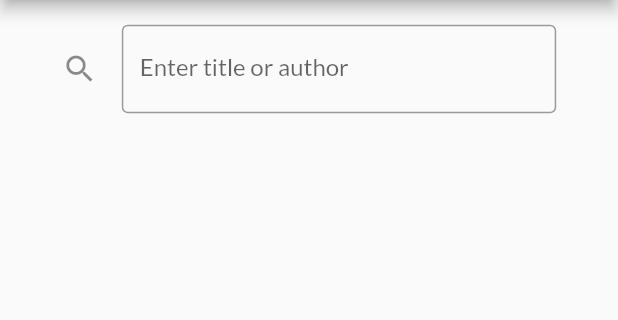
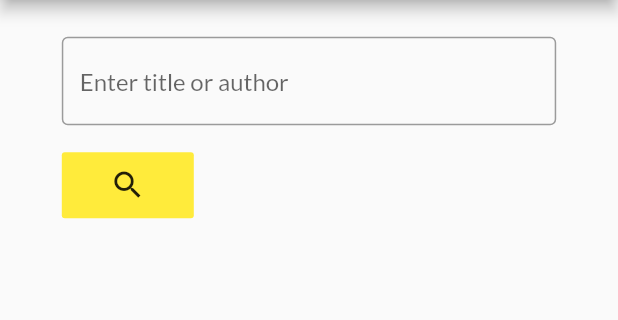
Before and after one commit to Pandaliha/flutter_app, a Flutter app: the Books screen opened by its route, on a phone screen of 412 x 824 dp, the part 84-404 px from its top. Run offline on Flutter 3.47's test engine with Material 2 defaults, Android fonts, the phone set to English and light mode, and no system bars; our stand-ins replace material_design_icons_flutter; network calls fail.

Commit message:
books form added

```diff
--- a/lib/main.dart
+++ b/lib/main.dart
@@ -1,12 +1,10 @@
 import 'package:flutter/material.dart';
 import 'package:intl/date_symbol_data_local.dart';
 import 'pages/home/homepage.dart';
-import 'pages/about.dart';
+import 'pages/settings/settings.dart';
 import 'pages/books/books.dart';
 import 'style/custom_theme.dart';
 import 'style/themes.dart';
-
-// void main() => runApp(MyApp());
 
 void main() {
   initializeDateFormatting('en_EN',null).then((_){
@@ -26,8 +24,8 @@ class MyApp extends StatelessWidget {
       initialRoute: '/',
       routes: {
         '/': (context) => HomePage(),
-        '/about': (context) => About(),
         '/books': (context) => Books(),
+        '/settings': (context) => Settings(),
       },
       theme: CustomTheme.of(context),
     );
--- a/lib/pages/books/books.dart
+++ b/lib/pages/books/books.dart
@@ -1,22 +1,25 @@
 import 'package:flutter/material.dart';
 import 'package:flutter_app/pages/menu/menu.dart';
 import 'package:flutter/services.dart';
-import 'package:intl/intl.dart';
 import 'package:flutter_app/pages/books/util.dart' as util;
 
 const pageTitle = 'Books';
 
 class Books extends StatefulWidget {
-  final String latitude,longitude;
 
-  const Books({Key key, this.latitude, this.longitude}) : super(key: key);
+  const Books({Key key}) : super(key: key);
   @override
   _BooksState createState() => _BooksState();
 }
 
+
+enum Filter { all, title, author}
+
 class _BooksState extends State<Books> {
   TextEditingController _controller = TextEditingController();
   String searchterm;
+  Filter _filter = Filter.all;
+  final _formKey = GlobalKey<FormState>();
 
   @override
   void initState() {
@@ -49,7 +52,87 @@ class _BooksState extends State<Books> {
             child: Column(
               crossAxisAlignment: CrossAxisAlignment.start,
               children: <Widget>[
-                TextField(
+              Form(
+              key: _formKey,
+              child: Column(
+                crossAxisAlignment: CrossAxisAlignment.start,
+                children: <Widget>[
+                  Padding(
+                    padding: const EdgeInsets.symmetric(vertical: 8.0),
+                    child: TextFormField(
+                      decoration: const InputDecoration(
+                        hintText: 'Enter title or author',
+                        border: OutlineInputBorder(),
+                        //icon: Icon(Icons.search),
+                      ),
+                      validator: (value) {
+                        if (value.isEmpty) {
+                          return 'Please enter some text';
+                        }
+                        return null;
+                      },
+                    ),
+                  ),
+
+                  /*Text('Search for: ', style: TextStyle(
+                    fontSize: width * 0.055,
+                  ),),*/
+                  /*ListTile(
+                    title: const Text('All'),
+                    leading: Radio(
+                      value: Filter.all,
+                      groupValue: _filter,
+                      onChanged: (Filter value) {
+                        setState(() {
+                          _filter = value;
+                        });
+                      },
+                    ),
+                  ),
+                  ListTile(
+                    title: const Text('Title'),
+                    leading: Radio(
+                      value: Filter.title,
+                      groupValue: _filter,
+                      onChanged: (Filter value) {
+                        setState(() {
+                          _filter = value;
+                        });
+                      },
+                    ),
+                  ),
+                  ListTile(
+                    title: const Text('Author'),
+                    leading: Radio(
+                      value: Filter.author,
+                      groupValue: _filter,
+                      onChanged: (Filter value) {
+                        setState(() {
+                          _filter = value;
+                        });
+                      },
+                    ),
+                  ),*/
+                  Padding(
+                    padding: const EdgeInsets.symmetric(vertical: 8.0),
+                    child: FlatButton(
+                        color: Theme.of(context).buttonColor,
+                        disabledColor: Colors.grey,
+                        padding: EdgeInsets.all(10.0),
+                        splashColor: Theme.of(context).primaryColor,
+                      onPressed: () {
+                        if (_formKey.currentState.validate()) {
+                          // Process data.
+                        }
+                      },
+                      child: Icon(Icons.search) //Text('Submit'),
+                    ),
+                  ),
+                ],
+              ),
+            ),
+
+                /*TextField(
                   decoration: InputDecoration(
                     border: OutlineInputBorder(),
                     labelText: 'Enter title or author',
@@ -70,7 +153,8 @@ class _BooksState extends State<Books> {
                     },
                   );
                 },
-      ),
+      ),*/
+
               ],
             ),
           ),
--- a/lib/pages/menu/menu.dart
+++ b/lib/pages/menu/menu.dart
@@ -64,7 +64,7 @@ class Menu extends StatelessWidget {
 
   Widget getListTile(context, icon, title, {Function onTap}) {
     return ListTile(
-      leading: Icon(icon),
+      leading: Icon(icon, size: 28.0,),
       title: Text(title, style: Theme.of(context).textTheme.headline6),
       onTap: onTap,
     );
```
Also changed, not shown: 1 other file.
